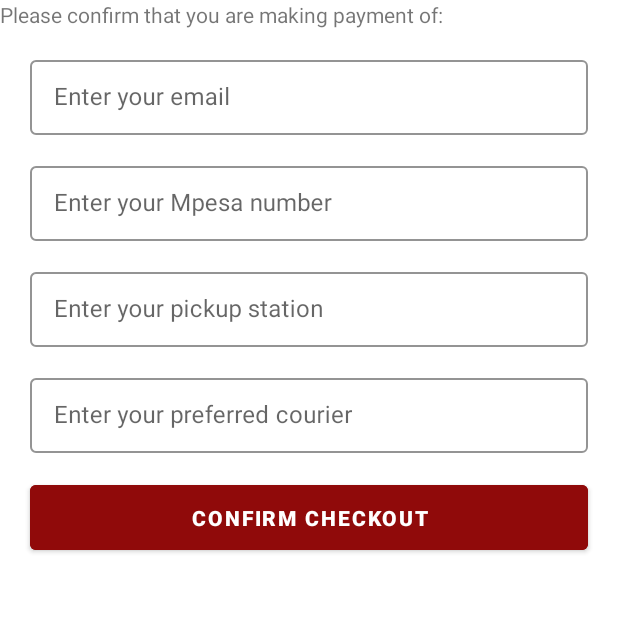
After one commit to blairMe/shopMe, an Android app: the CheckoutFragment screen opened through its navigation route, on a phone screen of 412 x 824 dp, the top half of it. The commit adds this screen. Run offline under Robolectric (Android 15) with nearby library versions, the phone set to English and light mode, and no system bars; our stand-ins replace Dagger/Hilt's generated code, Firebase (no records; nobody signed in at launch, a user with empty details on screens opened directly), navigation-ui; 1 statement that could not run was skipped.

Commit message:
Checkout

```diff
--- a/app/build.gradle
+++ b/app/build.gradle
@@ -95,4 +95,7 @@ dependencies {
     // Gson
     implementation 'com.google.code.gson:gson:2.10.1'
 
+    // Daraja
+    implementation ("io.github.victorkabata:daraja-multiplatform:0.9.0")
+
 }
--- a/app/src/main/java/bfa/blair/shopme/ui/fragments/CartFragment.kt
+++ b/app/src/main/java/bfa/blair/shopme/ui/fragments/CartFragment.kt
@@ -23,6 +23,8 @@ class CartFragment : Fragment() {
 
     val cartViewModel: CartViewModel by viewModels()
 
+    var itemPrice = 0
+
     override fun onCreate(savedInstanceState: Bundle?) {
         super.onCreate(savedInstanceState)
 
@@ -43,6 +45,11 @@ class CartFragment : Fragment() {
         cartViewModel.cartList.observe(viewLifecycleOwner) { response ->
             cartProductResponse(response)
         }
+
+        binding!!.cartBtn.setOnClickListener {
+            findNavController().navigate(CartFragmentDirections.actionCartFragmentToCheckoutFragment(itemPrice.toString()))
+        }
+
     }
 
     private fun cartProductResponse(response : List<Cart>) {
@@ -54,7 +61,7 @@ class CartFragment : Fragment() {
 
             adapter.cartList(response)
 
-            var itemPrice = 0
+
 
             response.forEach {priceAmnt ->
                 itemPrice += priceAmnt.price.toInt()
@@ -65,8 +72,6 @@ class CartFragment : Fragment() {
             Log.d("Cart", "You have nothing")
         }
 
-
-
     }
 
     fun productDetails(cart: Cart) {
--- /dev/null
+++ b/app/src/main/java/bfa/blair/shopme/ui/fragments/CheckoutFragment.kt
@@ -0,0 +1,56 @@
+package bfa.blair.shopme.ui.fragments
+
+import android.os.Bundle
+import androidx.fragment.app.Fragment
+import android.view.LayoutInflater
+import android.view.View
+import android.view.ViewGroup
+import android.widget.Toast
+import androidx.navigation.NavArgs
+import androidx.navigation.fragment.navArgs
+import bfa.blair.shopme.R
+import bfa.blair.shopme.databinding.FragmentCheckoutBinding
+import com.google.firebase.auth.FirebaseAuth
+
+class CheckoutFragment : Fragment() {
+
+    private var binding : FragmentCheckoutBinding? = null
+
+    private lateinit var firebase : FirebaseAuth
+
+    private val args: CheckoutFragmentArgs by navArgs<CheckoutFragmentArgs>()
+
+    override fun onCreate(savedInstanceState: Bundle?) {
+        super.onCreate(savedInstanceState)
+
+    }
+
+    override fun onCreateView(
+        inflater: LayoutInflater, container: ViewGroup?,
+        savedInstanceState: Bundle?,
+    ): View? {
+        // Inflate the layout for this fragment
+        binding = FragmentCheckoutBinding.inflate(layoutInflater, container, false)
+        return binding!!.root
+    }
+
+    override fun onViewCreated(view: View, savedInstanceState: Bundle?) {
+        super.onViewCreated(view, savedInstanceState)
+
+        //firebase.currentUser!!.email
+
+        // val itemPrice = args.itemPrice
+        binding!!.usersEmail.setText(firebase.currentUser!!.email.toString())
+
+
+
+//        binding!!.clickaaa.setOnClickListener {
+//            Toast.makeText(requireContext(), itemPrice, Toast.LENGTH_SHORT).show()
+//        }
+
+
+
+    }
+
+
+}
--- /dev/null
+++ b/app/src/main/res/layout/fragment_checkout.xml
@@ -0,0 +1,117 @@
+<?xml version="1.0" encoding="utf-8"?>
+<FrameLayout xmlns:android="http://schemas.android.com/apk/res/android"
+    xmlns:tools="http://schemas.android.com/tools"
+    android:layout_width="match_parent"
+    android:layout_height="match_parent"
+    xmlns:app="http://schemas.android.com/apk/res-auto"
+    tools:context=".ui.fragments.CheckoutFragment">
+
+    <LinearLayout
+        android:layout_width="match_parent"
+        android:layout_height="match_parent"
+        android:orientation="vertical">
+
+        <TextView
+            android:layout_width="match_parent"
+            android:layout_height="wrap_content"
+            android:text="Please confirm that you are making payment of: " />
+
+        <com.google.android.material.textfield.TextInputLayout
+            style="@style/Widget.MaterialComponents.TextInputLayout.OutlinedBox.Dense"
+            android:layout_width="match_parent"
+            android:layout_height="wrap_content"
+            android:theme="@style/textInputField"
+            app:boxStrokeColor="@color/purple_200"
+            app:hintTextColor="@color/purple_200"
+            android:layout_marginStart="20dp"
+            android:layout_marginTop="15dp"
+            android:layout_marginEnd="20dp"
+            android:hint="Enter your email">
+
+            <com.google.android.material.textfield.TextInputEditText
+                android:id="@+id/usersEmail"
+                android:layout_width="match_parent"
+                android:layout_height="50dp"
+                android:inputType="textEmailAddress"
+                android:lines="1" />
+
+        </com.google.android.material.textfield.TextInputLayout>
+
+        <com.google.android.material.textfield.TextInputLayout
+            style="@style/Widget.MaterialComponents.TextInputLayout.OutlinedBox.Dense"
+            android:layout_width="match_parent"
+            android:layout_height="wrap_content"
+            android:theme="@style/textInputField"
+            app:boxStrokeColor="@color/purple_200"
+            app:hintTextColor="@color/purple_200"
+            android:layout_marginStart="20dp"
+            android:layout_marginTop="15dp"
+            android:layout_marginEnd="20dp"
+            android:hint="Enter your Mpesa number">
+
+            <com.google.android.material.textfield.TextInputEditText
+                android:id="@+id/usersPhone"
+                android:layout_width="match_parent"
+                android:layout_height="50dp"
+                android:inputType="textEmailAddress"
+                android:lines="1" />
+
+        </com.google.android.material.textfield.TextInputLayout>
+
+        <com.google.android.material.textfield.TextInputLayout
+            style="@style/Widget.MaterialComponents.TextInputLayout.OutlinedBox.Dense"
+            android:layout_width="match_parent"
+            android:layout_height="wrap_content"
+            android:theme="@style/textInputField"
+            app:boxStrokeColor="@color/purple_200"
+            app:hintTextColor="@color/purple_200"
+            android:layout_marginStart="20dp"
+            android:layout_marginTop="15dp"
+            android:layout_marginEnd="20dp"
+            android:hint="Enter your pickup station">
+
+            <com.google.android.material.textfield.TextInputEditText
+                android:id="@+id/usersPickupStation"
+                android:layout_width="match_parent"
+                android:layout_height="50dp"
+                android:inputType="textEmailAddress"
+                android:lines="1" />
+
+        </com.google.android.material.textfield.TextInputLayout>
+
+        <com.google.android.material.textfield.TextInputLayout
+            style="@style/Widget.MaterialComponents.TextInputLayout.OutlinedBox.Dense"
+            android:layout_width="match_parent"
+            android:layout_height="wrap_content"
+            android:theme="@style/textInputField"
+            app:boxStrokeColor="@color/purple_200"
+            app:hintTextColor="@color/purple_200"
+            android:layout_marginStart="20dp"
+            android:layout_marginTop="15dp"
+            android:layout_marginEnd="20dp"
+            android:hint="Enter your preferred courier">
+
+            <com.google.android.material.textfield.TextInputEditText
+                android:id="@+id/usersCourier"
+                android:layout_width="match_parent"
+                android:layout_height="50dp"
+                android:inputType="textEmailAddress"
+                android:lines="1" />
+
+        </com.google.android.material.textfield.TextInputLayout>
+
+        <com.google.android.material.button.MaterialButton
+            android:id="@+id/signinBtn"
+            android:layout_width="match_parent"
+            android:layout_height="55dp"
+            android:text="Confirm Checkout"
+            android:textStyle="bold"
+            android:backgroundTint="@color/purple_200"
+            android:layout_marginStart="20dp"
+            android:layout_marginTop="15dp"
+            android:layout_marginEnd="20dp" />
+
+    </LinearLayout>
+
+
+</FrameLayout>
--- a/app/src/main/res/navigation/shop_navigation.xml
+++ b/app/src/main/res/navigation/shop_navigation.xml
@@ -65,6 +65,9 @@
         <action
             android:id="@+id/action_cartFragment_to_cartDetailsFragment"
             app:destination="@id/cartDetailsFragment" />
+        <action
+            android:id="@+id/action_cartFragment_to_checkoutFragment"
+            app:destination="@id/checkoutFragment" />
     </fragment>
 
     <fragment
@@ -100,4 +103,16 @@
             app:argType="bfa.blair.shopme.model.room.Cart" />
 
     </fragment>
+    <fragment
+        android:id="@+id/checkoutFragment"
+        android:name="bfa.blair.shopme.ui.fragments.CheckoutFragment"
+        android:label="fragment_checkout"
+        tools:layout="@layout/fragment_checkout">
+
+        <argument
+            android:name="itemPrice"
+            app:argType="string"
+            android:defaultValue="1"/>
+
+    </fragment>
 </navigation>
```
